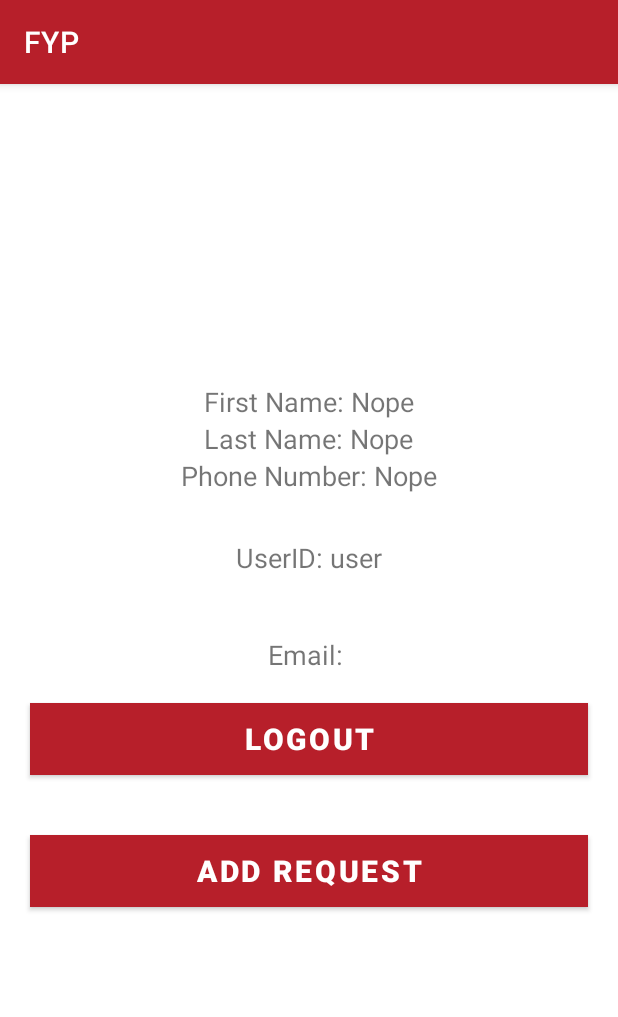
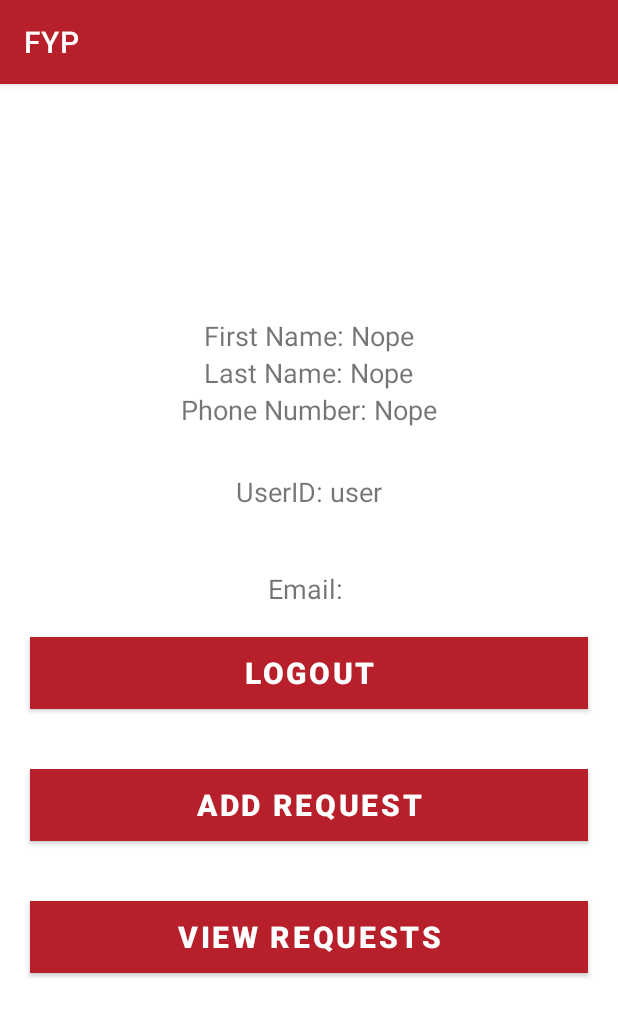
Before and after one commit to D-Byrne/FYP_App, an Android app: the MainActivity screen opened directly, with no data from a screen before it, on a phone screen of 412 x 824 dp. Shown: the top 1017 px of the screen. Run offline under Robolectric (Android 15) with nearby library versions, the phone set to English and light mode, and no system bars; our stand-ins replace Firebase (no records; nobody signed in at launch, a user with empty details on screens opened directly).

Commit message:
Added adapter for recyclerview. Add new activity to list requests. Added functionality to list requests.

```diff
--- a/app/src/main/AndroidManifest.xml
+++ b/app/src/main/AndroidManifest.xml
@@ -9,7 +9,8 @@
         android:roundIcon="@mipmap/ic_launcher_round"
         android:supportsRtl="true"
         android:theme="@style/Theme.FYP">
-        <activity android:name=".AddRequestActivity"></activity>
+        <activity android:name=".RequestListActivity"></activity>
+        <activity android:name=".AddRequestActivity" />
         <activity android:name=".RegisterActivity" />
         <activity android:name=".LoginActivity">
             <intent-filter>
--- a/app/src/main/java/org/wit/fyp/MainActivity.kt
+++ b/app/src/main/java/org/wit/fyp/MainActivity.kt
@@ -58,6 +58,10 @@ class MainActivity : AppCompatActivity() {
             startActivity(intent)
         }
 
+        btn_to_view_requests.setOnClickListener{
+            startActivity(Intent(this, RequestListActivity::class.java))
+        }
+
         getData()
 
     }
--- a/app/src/main/res/layout/activity_main.xml
+++ b/app/src/main/res/layout/activity_main.xml
@@ -106,6 +106,22 @@
                 app:layout_constraintRight_toRightOf="parent"
                 app:layout_constraintTop_toTopOf="parent" />
 
+            <Button
+                android:id="@+id/btn_to_view_requests"
+                android:layout_width="match_parent"
+                android:layout_height="wrap_content"
+                android:layout_margin="20dp"
+                android:background="@color/red_gradient_two"
+                android:text="View Requests"
+                android:textColor="@color/white"
+                android:textSize="20sp"
+                android:textStyle="bold"
+                app:layout_constraintBottom_toBottomOf="parent"
+                app:layout_constraintLeft_toLeftOf="parent"
+                app:layout_constraintRight_toRightOf="parent"
+                app:layout_constraintTop_toTopOf="parent" />
+
+
 
         </LinearLayout>
     </RelativeLayout>
```
Also changed, not shown: app/src/main/java/org/wit/fyp/RequestListActivity.kt (added, +54 -0 lines), app/src/main/java/org/wit/fyp/adapters/RequestAdapter.kt (added, +38 -0 lines), app/src/main/res/layout/activity_request_list.xml (added, +16 -0 lines), app/src/main/res/layout/recycler_card_view.xml (+12 -1 lines).
